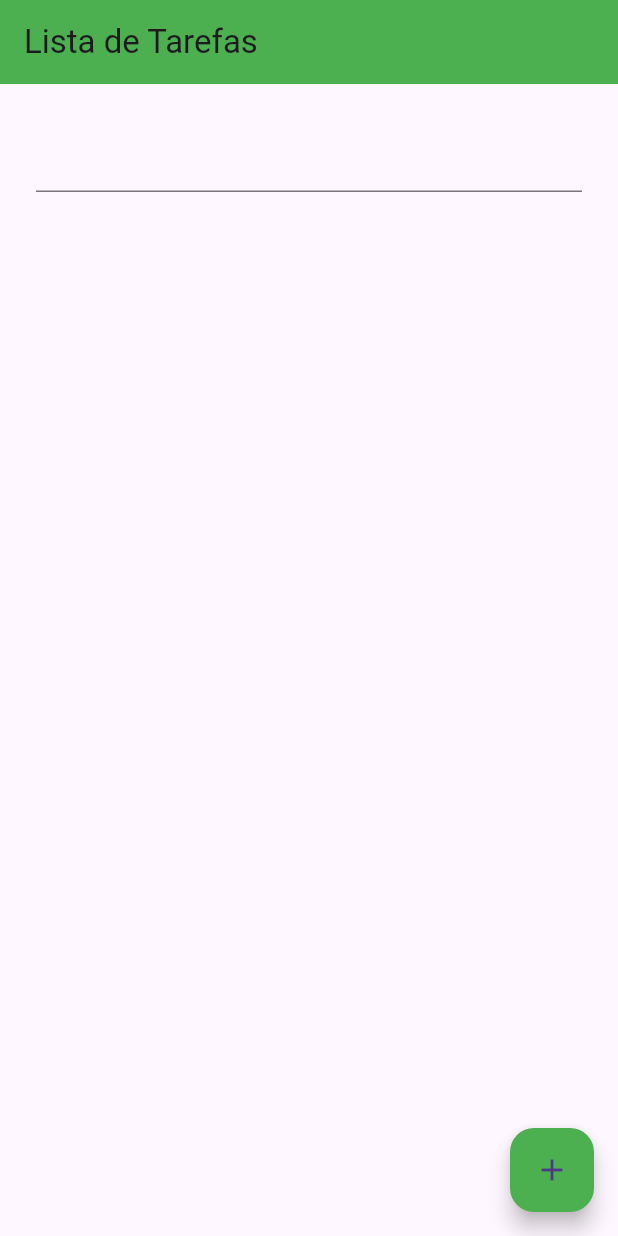
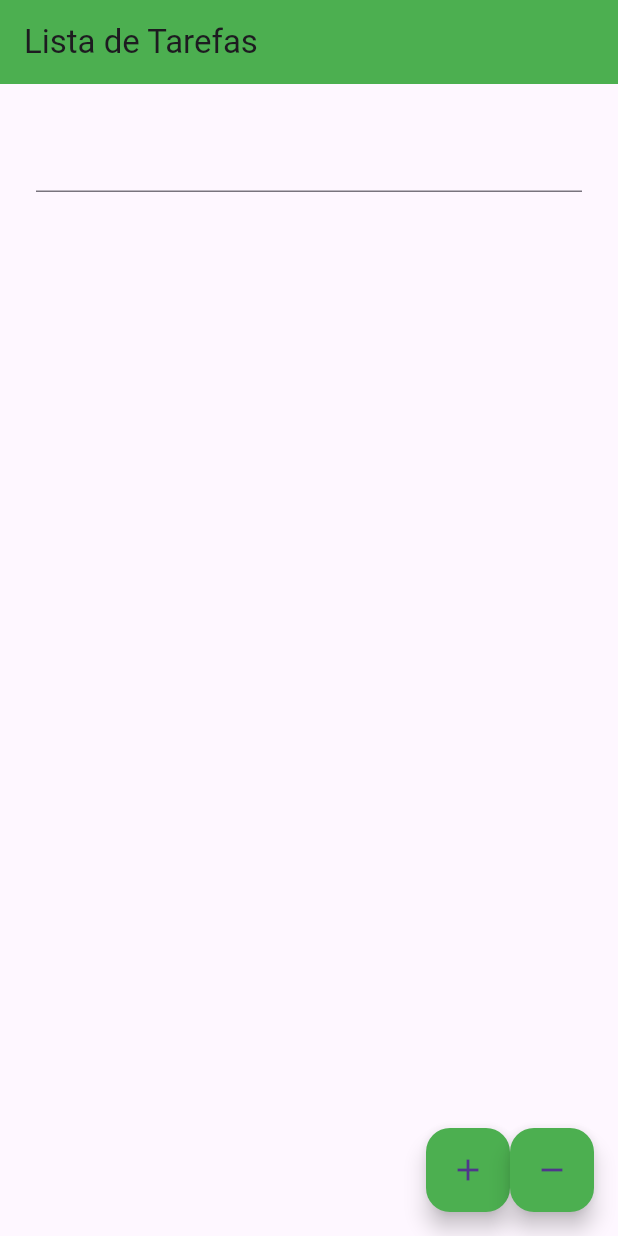
Before and after one commit to SANTOSTAVARES/curso_flutter, a Flutter app: the screen it shows after launch, after a tap on the "add" icon, on a phone screen of 412 x 824 dp. Run offline on Flutter 3.47's test engine with Material 3 defaults, Android fonts, the phone set to English and light mode, and no system bars.

Commit message:
Desafio todo list

```diff
--- a/lib/todo_list_page.dart
+++ b/lib/todo_list_page.dart
@@ -34,6 +34,11 @@ class _TodoListPageState extends State<TodoListPage> {
                 itemBuilder: (context, index) {
                   return ListTile(
                     title: Text(tarefas[index]),
+                    onLongPress: () {
+                      setState(() {
+                        tarefas.removeAt(index);
+                      });
+                    },
                   );
                 }
               ),
@@ -41,7 +46,11 @@ class _TodoListPageState extends State<TodoListPage> {
           ],
         ),
       ),
-      floatingActionButton: FloatingActionButton(
+      floatingActionButton: Row(
+        crossAxisAlignment: CrossAxisAlignment.end,
+        mainAxisAlignment: MainAxisAlignment.end,
+        children: [
+          FloatingActionButton(
             backgroundColor: Colors.green,
             onPressed: () {
               if(_textEditingController.text.length > 0) {
@@ -50,9 +59,20 @@ class _TodoListPageState extends State<TodoListPage> {
                 });
                 _textEditingController.clear();
               }
-          print(tarefas);
             },
             child: Icon(Icons.add),
+          ),
+          FloatingActionButton(
+            backgroundColor: Colors.green,
+            onPressed: () {
+                setState(() {
+                  tarefas = [];
+                });
+                _textEditingController.clear();
+              },
+            child: Icon(Icons.remove),
+          )
+        ],
       ),
     );
   }
```
Lines whose indentation alone changed are shown as unchanged.
